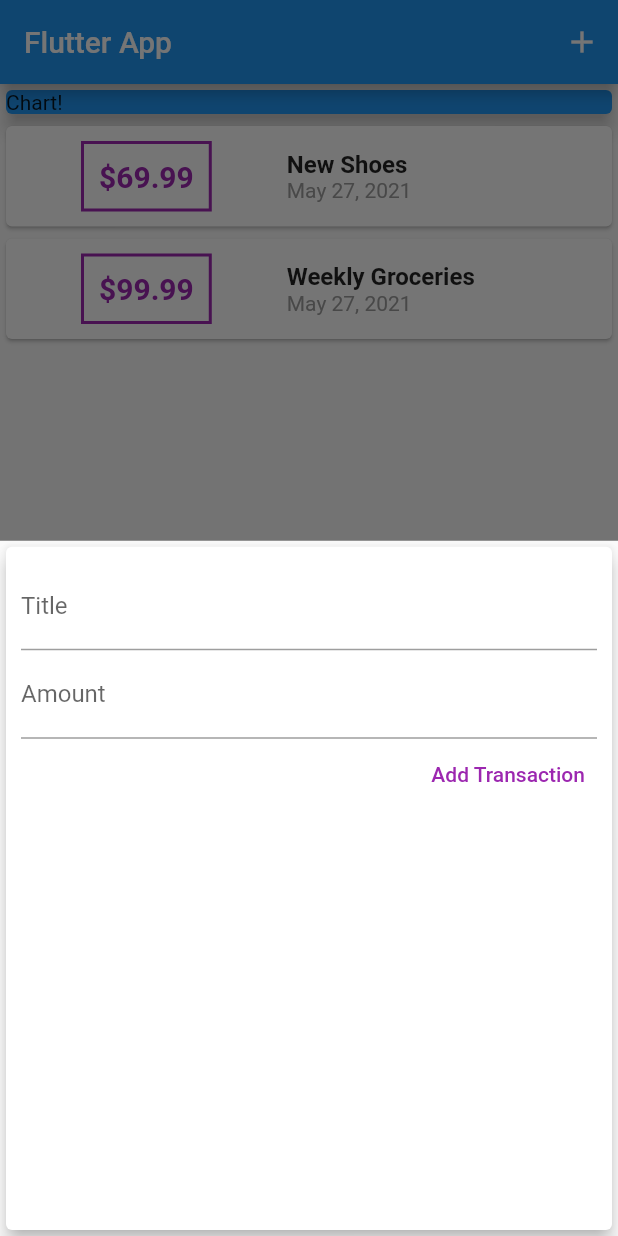
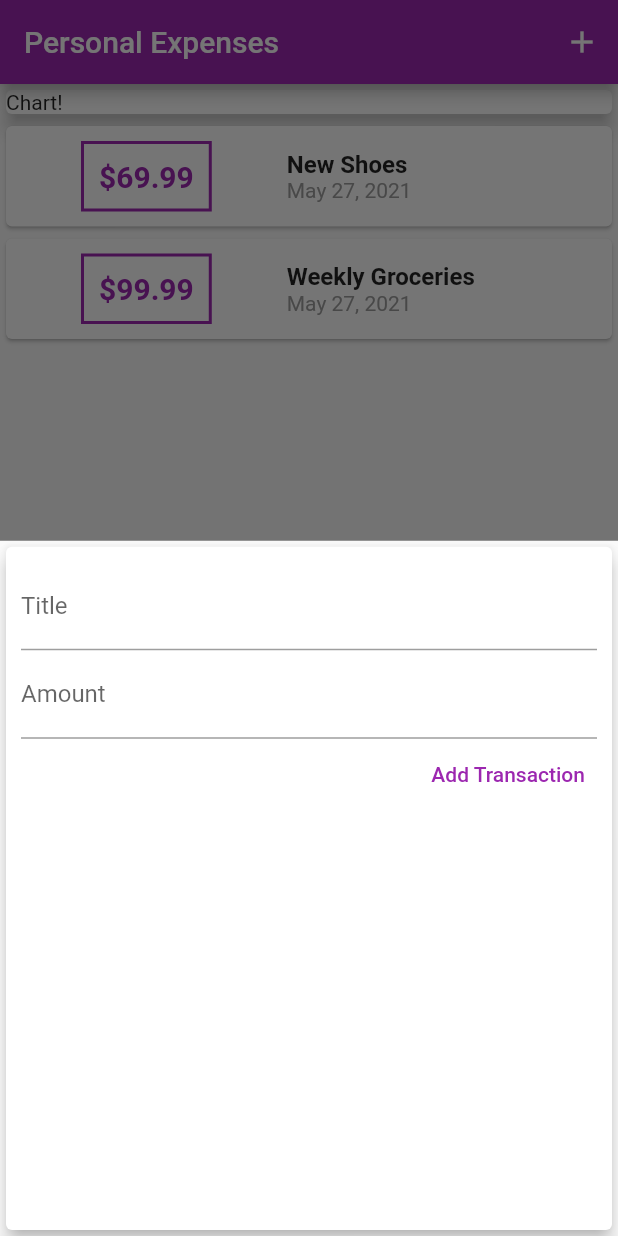
Before and after one commit to arielt/flutter_expense_planner, a Flutter app: the screen it shows after launch, after a tap on the "add" icon, on a phone screen of 412 x 824 dp. Run offline on Flutter 3.47's test engine with Material 2 defaults, Android fonts, the light colour scheme and no system bars.

Commit message:
add theme

```diff
--- a/lib/main.dart
+++ b/lib/main.dart
@@ -10,7 +10,8 @@ class MyApp extends StatelessWidget {
   @override
   Widget build(BuildContext context) {
     return MaterialApp(
-      title: 'Flutter App',
+      title: 'Personal Expenses',
+      theme: ThemeData(primarySwatch: Colors.purple, accentColor: Colors.amber),
       home: MyHomePage(),
     );
   }
@@ -50,9 +51,9 @@ class _MyHomePageState extends State<MyHomePage> {
         context: ctx,
         builder: (_) {
           return GestureDetector(
-              onTap: () {},
-              child: NewTransaction(_addNewTransaction),
-              behavior: HitTestBehavior.opaque,
+            onTap: () {},
+            child: NewTransaction(_addNewTransaction),
+            behavior: HitTestBehavior.opaque,
           );
         });
   }
@@ -61,7 +62,7 @@ class _MyHomePageState extends State<MyHomePage> {
   Widget build(BuildContext context) {
     return Scaffold(
       appBar: AppBar(
-        title: Text('Flutter App'),
+        title: Text('Personal Expenses'),
         actions: <Widget>[
           IconButton(
               icon: Icon(Icons.add),
@@ -76,7 +77,6 @@ class _MyHomePageState extends State<MyHomePage> {
             Container(
               width: double.infinity,
               child: Card(
-                  color: Colors.blue,
                   child:
                       Container(child: Text('Chart!'), width: double.infinity),
                   elevation: 5),
--- a/lib/widgets/new_transaction.dart
+++ b/lib/widgets/new_transaction.dart
@@ -1,11 +1,18 @@
 import 'package:flutter/material.dart';
 
-class NewTransaction extends StatelessWidget {
+class NewTransaction extends StatefulWidget {
   final Function addTx;
-  final titleController = TextEditingController();
-  final amountController = TextEditingController();
 
   NewTransaction(this.addTx);
+
+  @override
+  _NewTransactionState createState() => _NewTransactionState();
+}
+
+class _NewTransactionState extends State<NewTransaction> {
+  final titleController = TextEditingController();
+
+  final amountController = TextEditingController();
 
   void submitData() {
     final enteredTitle = titleController.text;
@@ -15,7 +22,9 @@ class NewTransaction extends StatelessWidget {
       return;
     }
 
-    addTx(enteredTitle, enteredAmount);
+    widget.addTx(enteredTitle, enteredAmount);
+
+    Navigator.of(context).pop();
   }
 
   @override
@@ -40,7 +49,7 @@ class NewTransaction extends StatelessWidget {
                 TextButton(
                   child: Text('Add Transaction'),
                   style: TextButton.styleFrom(
-                    primary: Colors.purple,
+                    primary: Theme.of(context).primaryColor,
                   ),
                   onPressed: submitData,
                 )
--- a/lib/widgets/transaction_list.dart
+++ b/lib/widgets/transaction_list.dart
@@ -20,12 +20,14 @@ class TransactionList extends StatelessWidget {
                   padding: EdgeInsets.all(10),
                   margin: EdgeInsets.symmetric(vertical: 10, horizontal: 50),
                   decoration: BoxDecoration(
-                      border: Border.all(color: Colors.purple, width: 2)),
-                  child: Text('\$${transactions[index].amount.toStringAsFixed(2)}',
+                      border: Border.all(
+                          color: Theme.of(context).primaryColor, width: 2)),
+                  child: Text(
+                      '\$${transactions[index].amount.toStringAsFixed(2)}',
                       style: TextStyle(
                           fontWeight: FontWeight.bold,
                           fontSize: 20,
-                          color: Colors.purple))),
+                          color: Theme.of(context).primaryColor))),
               Column(
                 crossAxisAlignment: CrossAxisAlignment.start,
                 children: <Widget>[
```
